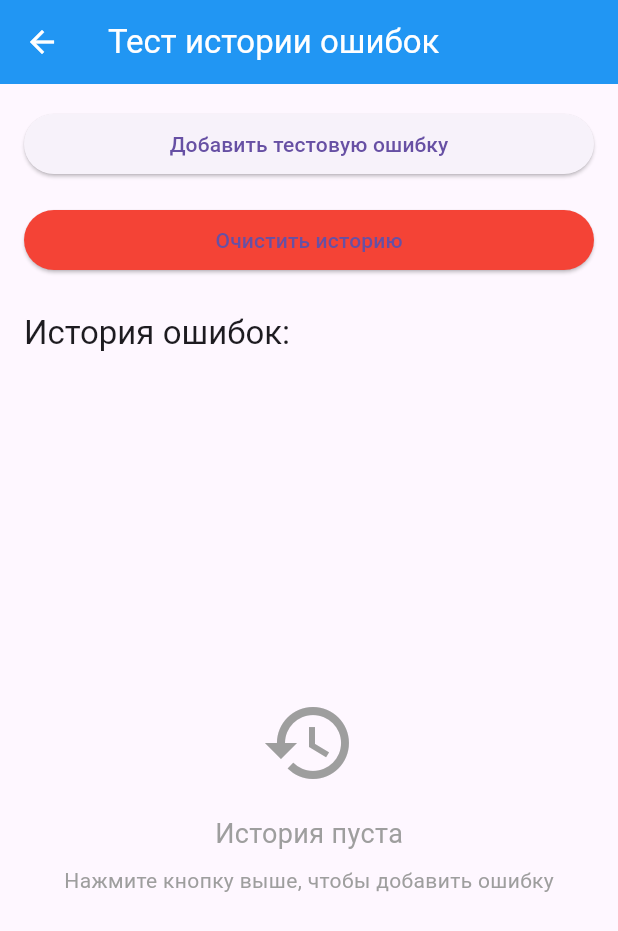
After one commit to vartec-chs/Codexa-Pass, a Flutter app: the screen it shows after launch, after a tap on "Test Error History", on a phone screen of 412 x 824 dp. The commit adds this screen. Shown: the top 931 px of the screen. Run offline on Flutter 3.47's test engine with Material 3 defaults, Android fonts, the phone set to English and light mode, and no system bars; our stand-ins replace device_info_plus, flutter_riverpod, google_fonts, package_info_plus, shared_preferences.

Commit message:
feat(error-system): add support for streaming error history and a test page for demonstration

```diff
--- a/lib/core/error/error_system.dart
+++ b/lib/core/error/error_system.dart
@@ -24,6 +24,8 @@ export 'ui/error_widgets/error_display_widget.dart';
 export 'ui/error_dialogs/error_dialogs.dart';
 export 'ui/error_history_page.dart';
 export 'ui/demo/error_demo_page.dart';
+export 'ui/demo/simple_error_test_page.dart';
+export 'ui/global_error_details_service.dart';
 
 // Расширения
 export 'extensions/result_extensions.dart';
--- /dev/null
+++ b/lib/core/error/ui/demo/simple_error_test_page.dart
@@ -0,0 +1,153 @@
+import 'package:flutter/material.dart';
+import 'package:flutter_riverpod/flutter_riverpod.dart';
+import '../../error_system.dart';
+
+/// Простая демо-страница для тестирования истории ошибок
+class SimpleErrorTestPage extends ConsumerWidget {
+  const SimpleErrorTestPage({super.key});
+
+  @override
+  Widget build(BuildContext context, WidgetRef ref) {
+    final errorHistoryAsync = ref.watch(errorHistoryStreamProvider);
+
+    return Scaffold(
+      appBar: AppBar(
+        title: const Text('Тест истории ошибок'),
+        backgroundColor: Colors.blue,
+        foregroundColor: Colors.white,
+      ),
+      body: Padding(
+        padding: const EdgeInsets.all(16),
+        child: Column(
+          crossAxisAlignment: CrossAxisAlignment.stretch,
+          children: [
+            // Кнопки для генерации ошибок
+            ElevatedButton(
+              onPressed: () async {
+                final error = BaseAppError(
+                  code: 'TEST_ERROR_${DateTime.now().millisecondsSinceEpoch}',
+                  message: 'Тестовая ошибка ${DateTime.now()}',
+                  severity: ErrorSeverity.error,
+                  timestamp: DateTime.now(),
+                );
+
+                await ref.read(errorControllerProvider).handleError(error);
+
+                ScaffoldMessenger.of(context).showSnackBar(
+                  SnackBar(content: Text('Добавлена ошибка: ${error.code}')),
+                );
+              },
+              child: const Text('Добавить тестовую ошибку'),
+            ),
+
+            const SizedBox(height: 16),
+
+            ElevatedButton(
+              onPressed: () {
+                ref.read(errorControllerProvider).clearErrorHistory();
+
+                ScaffoldMessenger.of(context).showSnackBar(
+                  const SnackBar(content: Text('История очищена')),
+                );
+              },
+              style: ElevatedButton.styleFrom(backgroundColor: Colors.red),
+              child: const Text('Очистить историю'),
+            ),
+
+            const SizedBox(height: 24),
+
+            // Показ истории ошибок
+            Text(
+              'История ошибок:',
+              style: Theme.of(context).textTheme.titleLarge,
+            ),
+
+            const SizedBox(height: 16),
+
+            Expanded(
+              child: errorHistoryAsync.when(
+                data: (errorHistory) {
+                  if (errorHistory.isEmpty) {
+                    return const Center(
+                      child: Column(
+                        mainAxisAlignment: MainAxisAlignment.center,
+                        children: [
+                          Icon(Icons.history, size: 64, color: Colors.grey),
+                          SizedBox(height: 16),
+                          Text(
+                            'История пуста',
+                            style: TextStyle(fontSize: 18, color: Colors.grey),
+                          ),
+                          SizedBox(height: 8),
+                          Text(
+                            'Нажмите кнопку выше, чтобы добавить ошибку',
+                            style: TextStyle(color: Colors.grey),
+                          ),
+                        ],
+                      ),
+                    );
+                  }
+
+                  return ListView.builder(
+                    itemCount: errorHistory.length,
+                    itemBuilder: (context, index) {
+                      final error =
+                          errorHistory[errorHistory.length - 1 - index];
+                      return Card(
+                        child: ListTile(
+                          leading: Icon(
+                            Icons.error,
+                            color: _getSeverityColor(error.severity),
+                          ),
+                          title: Text(error.code),
+                          subtitle: Column(
+                            crossAxisAlignment: CrossAxisAlignment.start,
+                            children: [
+                              Text(error.message),
+                              const SizedBox(height: 4),
+                              Text(
+                                error.timestamp.toString(),
+                                style: const TextStyle(fontSize: 12),
+                              ),
+                            ],
+                          ),
+                          isThreeLine: true,
+                        ),
+                      );
+                    },
+                  );
+                },
+                loading: () => const Center(child: CircularProgressIndicator()),
+                error: (error, stack) => Center(
+                  child: Column(
+                    mainAxisAlignment: MainAxisAlignment.center,
+                    children: [
+                      const Icon(Icons.error, size: 64, color: Colors.red),
+                      const SizedBox(height: 16),
+                      Text('Ошибка: $error'),
+                    ],
+                  ),
+                ),
+              ),
+            ),
+          ],
+        ),
+      ),
+    );
+  }
+
+  Color _getSeverityColor(ErrorSeverity severity) {
+    switch (severity) {
+      case ErrorSeverity.info:
+        return Colors.blue;
+      case ErrorSeverity.warning:
+        return Colors.orange;
+      case ErrorSeverity.error:
+        return Colors.red;
+      case ErrorSeverity.critical:
+        return Colors.red.shade800;
+      case ErrorSeverity.fatal:
+        return Colors.red.shade900;
+    }
+  }
+}
--- a/lib/main.dart
+++ b/lib/main.dart
@@ -315,6 +315,16 @@ class _MyHomePageState extends ConsumerState<MyHomePage>
                 foregroundColor: Colors.white,
               ),
             ),
+            const SizedBox(height: 10),
+            ElevatedButton.icon(
+              onPressed: () => _showSimpleErrorTest(),
+              icon: const Icon(Icons.history),
+              label: const Text('Test Error History'),
+              style: ElevatedButton.styleFrom(
+                backgroundColor: Colors.orange.shade400,
+                foregroundColor: Colors.white,
+              ),
+            ),
           ],
         ),
       ),
@@ -363,6 +373,12 @@ class _MyHomePageState extends ConsumerState<MyHomePage>
     Navigator.of(
       context,
     ).push(MaterialPageRoute(builder: (context) => const ErrorDemoPage()));
+  }
+
+  void _showSimpleErrorTest() {
+    Navigator.of(context).push(
+      MaterialPageRoute(builder: (context) => const SimpleErrorTestPage()),
+    );
   }
 }
 
```
Also changed, not shown: lib/core/error/controllers/error_controller.dart (+54 -0 lines), lib/core/error/ui/error_history_page.dart (+41 -10 lines), lib/core/error/ui/global_error_details_service.dart (added, +267 -0 lines), simple_test.dart (added, +47 -0 lines), test_error_history.dart (added, +91 -0 lines).
